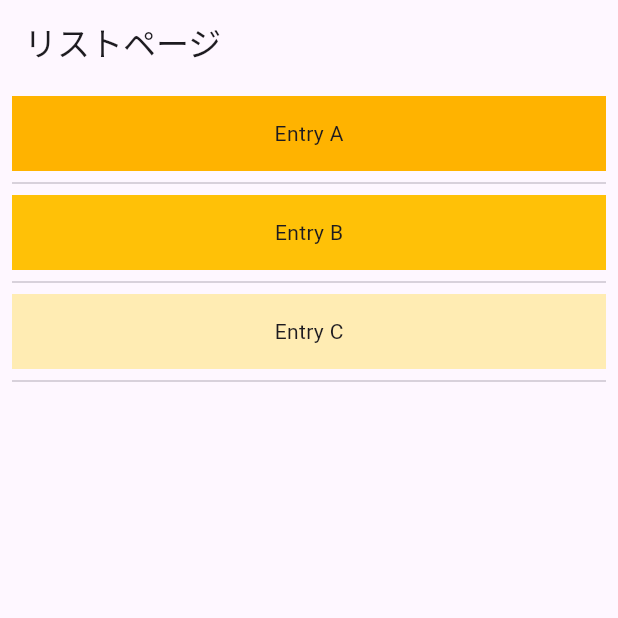
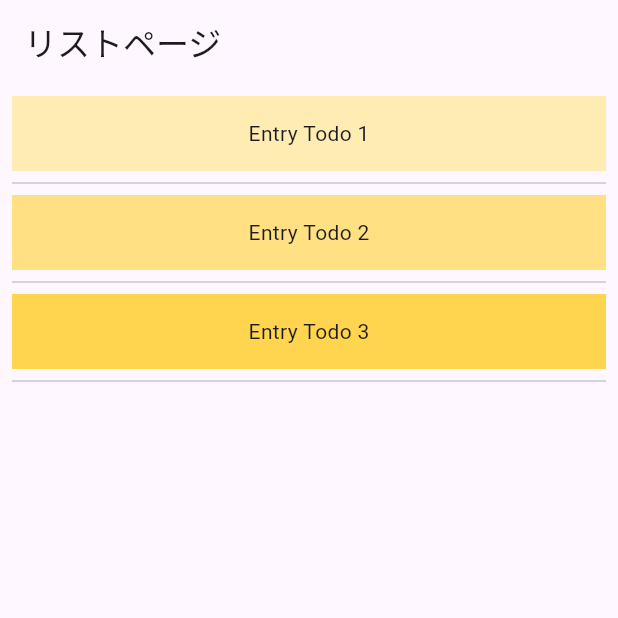
Before and after one commit to ryo-wo-59/flutter-turtrial, a Flutter app: the screen it shows after launch, on a phone screen of 412 x 824 dp, the top half of it. Run offline on Flutter 3.47's test engine with Material 3 defaults, Android fonts, the phone set to English and light mode, and no system bars.

Commit message:
appの一覧・詳細画面を追加

```diff
--- a/lib/main.dart
+++ b/lib/main.dart
@@ -22,9 +22,11 @@ class MyApp extends StatelessWidget {
 class ListPage extends StatelessWidget {
   const ListPage({super.key});
 
-  static const List<String> entries = <String>['A', 'B', 'C'];
-  static const List<int> colorCodes = <int>[600, 500, 100];
-
+  static const List<Object> todos = <Object>[
+    {'title': 'Todo 1', 'description': 'Description 1', 'colorCode': 100},
+    {'title': 'Todo 2', 'description': 'Description 2', 'colorCode': 200},
+    {'title': 'Todo 3', 'description': 'Description 3', 'colorCode': 300},
+  ];
   @override
   Widget build(BuildContext context) {
     return Scaffold(
@@ -33,22 +35,25 @@ class ListPage extends StatelessWidget {
       ),
       body: ListView.builder(
         padding: const EdgeInsets.all(8),
-        itemCount: entries.length,
+        itemCount: todos.length,
         itemBuilder: (BuildContext context, int index) {
+          final todo = todos[index] as Map<String, Object>;
           return Column(
             children: [
               GestureDetector(
                 onTap: () {
-                  // タップ時の処理をここに書く
-                  ScaffoldMessenger.of(context).showSnackBar(
-                    SnackBar(content: Text('Tapped on ${entries[index]}')),
+                  Navigator.push(
+                    context,
+                    MaterialPageRoute(
+                      builder: (context) => TodoDetailPage(todo: todo["description"] as String)
+                    )
                   );
                 },
                 child: Container(
                   height: 50,
-                  color: Colors.amber[colorCodes[index]],
+                  color: Colors.amber[todo["colorCode"] as int],
                   child: Center(
-                    child: Text('Entry ${entries[index]}'),
+                    child: Text('Entry ${todo["title"] as String}'),
                   ),
                 ),
               ),
@@ -61,48 +66,30 @@ class ListPage extends StatelessWidget {
   }
 }
 
-// class MyHomePage extends StatefulWidget {
-//   const MyHomePage({super.key, required this.title});
+class TodoDetailPage extends StatelessWidget {
+  final String todo;
+  const TodoDetailPage({super.key, required this.todo});
 
-//   final String title;
-
-//   @override
-//   State<MyHomePage> createState() => _MyHomePageState();
-// }
-
-// class _MyHomePageState extends State<MyHomePage> {
-//   int _counter = 0;
-
-//   void _incrementCounter() {
-//     setState(() {
-//       _counter++;
-//     });
-//   }
-
-//   @override
-//   Widget build(BuildContext context) {
-//     return Scaffold(
-//       appBar: AppBar(
-//         backgroundColor: Theme.of(context).colorScheme.inversePrimary,
-//         title: Text(widget.title),
-//       ),
-//       body: Center(
-//         child: Column(
-//           mainAxisAlignment: MainAxisAlignment.center,
-//           children: <Widget>[
-//             const Text('You have pushed the button this many times:'),
-//             Text(
-//               '$_counter',
-//               style: Theme.of(context).textTheme.headlineMedium,
-//             ),
-//           ],
-//         ),
-//       ),
-//       floatingActionButton: FloatingActionButton(
-//         onPressed: _incrementCounter,
-//         tooltip: 'Increment',
-//         child: const Icon(Icons.add),
-//       ), // This trailing comma makes auto-formatting nicer for build methods.
-//     );
-//   }
-// }
+  @override
+  Widget build(BuildContext context) {
+    return Scaffold(
+      appBar: AppBar(
+        title: Text('Todo Detail'),
+      ),
+      body: Center(
+        child: Column(
+          mainAxisAlignment: MainAxisAlignment.center,
+          children: [
+            Text('Detail of $todo'),
+            ElevatedButton(
+              onPressed: () {
+                Navigator.pop(context);
+              },
+              child: const Text('戻る'),
+            ),
+          ],
+        )
+      ),
+    );
+  }
+}
```
